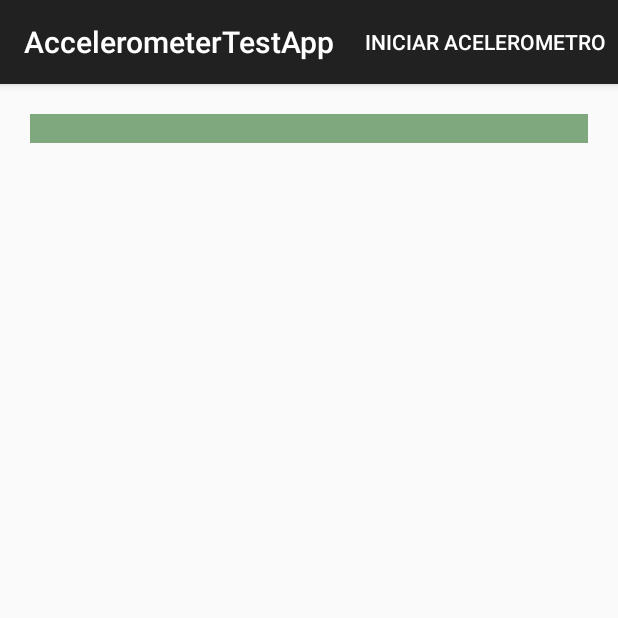
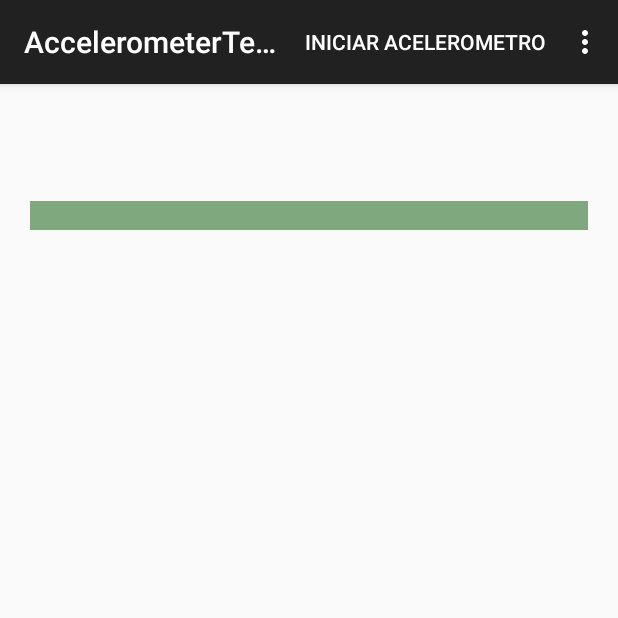
Before and after one commit to jjcarlospv/AccelerometerTestApp, an Android app: the screen it shows after launch (MainActivity), on a phone screen of 412 x 824 dp, the top half of it. Run offline under Robolectric (Android 15) with nearby library versions, the phone set to English and light mode, and no system bars.

Commit message:
First commit

```diff
--- a/app/src/main/AndroidManifest.xml
+++ b/app/src/main/AndroidManifest.xml
@@ -2,6 +2,7 @@
 <manifest xmlns:android="http://schemas.android.com/apk/res/android"
     package="com.example.alumno.accelerometertestapp" >
 
+    <uses-permission android:name="android.permission.ACCESS_FINE_LOCATION" />
     <application
         android:allowBackup="true"
         android:icon="@mipmap/ic_launcher"
--- a/app/src/main/res/layout/activity_main.xml
+++ b/app/src/main/res/layout/activity_main.xml
@@ -9,8 +9,7 @@
     <TextView
         android:id="@+id/textview_x_axis"
         android:layout_width="match_parent"
-        android:layout_height="wrap_content"
-        android:background="@color/abc_search_url_text_normal"/>
+        android:layout_height="wrap_content"/>
 
     <TextView
         android:id="@+id/textview_y_axis"
@@ -23,4 +22,10 @@
         android:layout_height="wrap_content"
         />
 
+    <TextView
+        android:id="@+id/textview_location"
+        android:layout_width="match_parent"
+        android:layout_height="wrap_content"
+        android:background="@color/abc_search_url_text_normal"/>
+
 </LinearLayout>
--- a/app/src/main/res/menu/menu_main.xml
+++ b/app/src/main/res/menu/menu_main.xml
@@ -5,4 +5,8 @@
     <item android:id="@+id/switch_accelerator"
         android:title="@string/start_accelerometer"
         app:showAsAction="always|withText" />
+
+    <item android:id="@+id/switch_location_retriever"
+        android:title="@string/start_location_retreiver"
+        app:showAsAction="withText" />
 </menu>
--- a/app/src/main/res/values/strings.xml
+++ b/app/src/main/res/values/strings.xml
@@ -6,4 +6,13 @@
     <string name="accelerometer_x">X: %s</string>
     <string name="accelerometer_y">Y: %s</string>
     <string name="accelerometer_z">Z: %s</string>
+
+    <string name="start_location_retreiver">Iniciar</string>
+    <string name="stop_location_retreiver">Detener</string>
+    <string name="retreiving_location">Obteniendo ubicación&#8230;</string>
+    <string name="latitude">Latitud: %s</string>
+    <string name="longitud">Longitud: %s</string>
+    <string name="altitud">Altitud: %s</string>
+    <string name="accuracy">Accuracy: %s</string>
+    <string name="provider">Provedor: %s</string>
 </resources>
```
Also changed, not shown: app/src/main/java/com/example/alumno/accelerometertestapp/MainActivity.java (+96 -6 lines).
